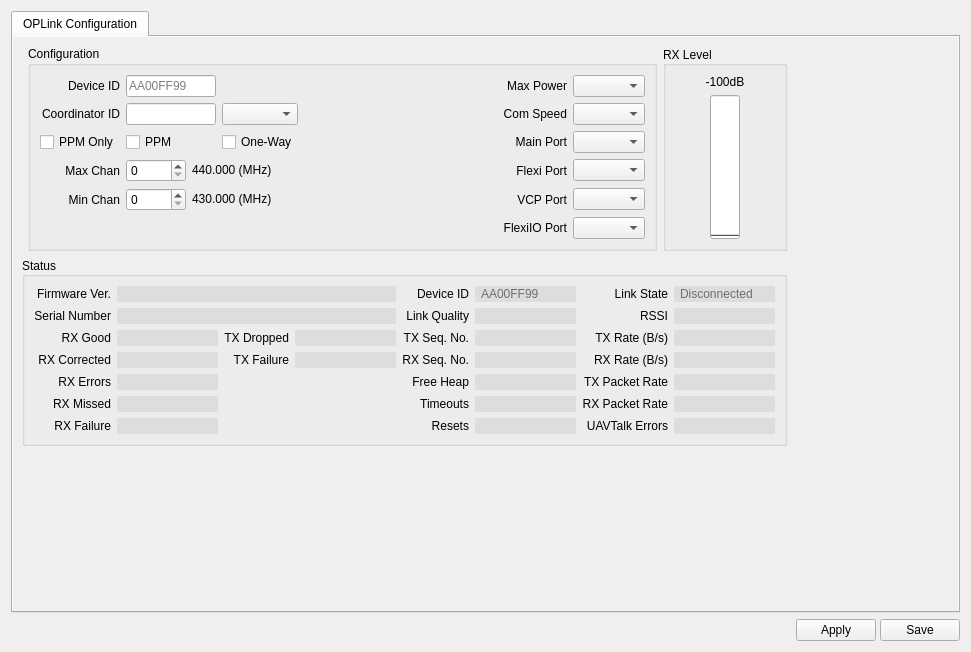
Above: ground/gcs/src/plugins/config/oplink.ui from librepilot/LibrePilot before the change. Below: the same form after it.
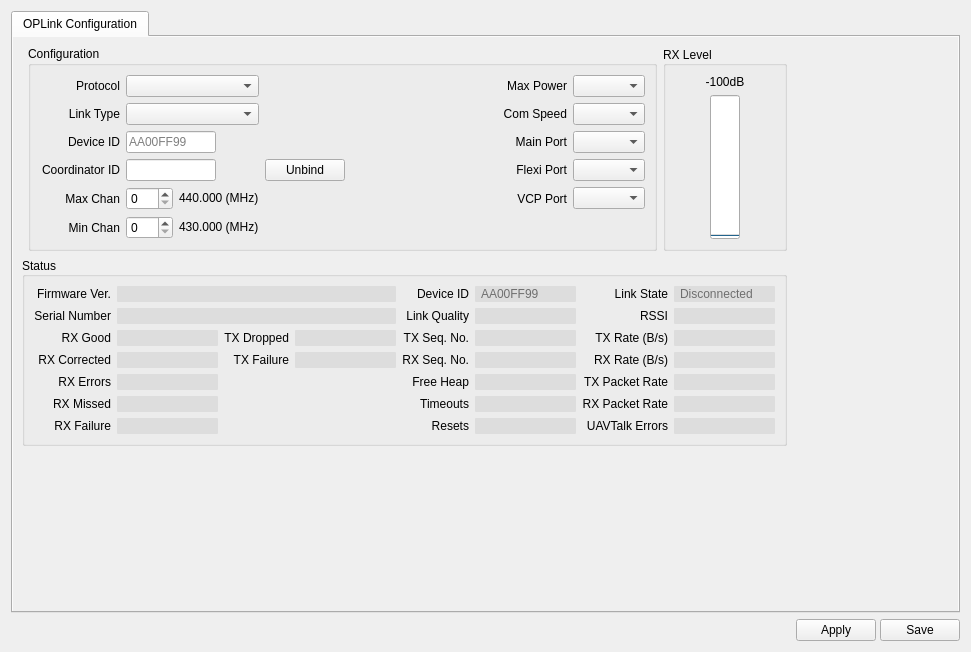
That is the form after the change. Icons and pictures are not drawn.

Commit message: LP-190: Addes support for OpenLRS receiver protocol to the OPLinkMini.  Also updates the OPLink configuration to better support OpenLRS.

The edit to the form file:
```diff
--- a/ground/gcs/src/plugins/config/oplink.ui
+++ b/ground/gcs/src/plugins/config/oplink.ui
@@ -49,8 +49,8 @@
            <rect>
             <x>0</x>
             <y>0</y>
-            <width>812</width>
-            <height>566</height>
+            <width>947</width>
+            <height>575</height>
            </rect>
           </property>
           <layout class="QGridLayout" name="gridLayout_5">
@@ -1295,6 +1295,313 @@
               <string>Configuration</string>
              </property>
              <layout class="QGridLayout" name="gridLayout_2">
+              <item row="1" column="1">
+               <widget class="QComboBox" name="LinkType">
+                <property name="maximumSize">
+                 <size>
+                  <width>16777215</width>
+                  <height>16777215</height>
+                 </size>
+                </property>
+                <property name="toolTip">
+                 <string>Configure what type of packets will be sent over the link</string>
+                </property>
+                <property name="layoutDirection">
+                 <enum>Qt::LeftToRight</enum>
+                </property>
+                <property name="modelColumn">
+                 <number>0</number>
+                </property>
+               </widget>
+              </item>
+              <item row="3" column="1">
+               <widget class="QLineEdit" name="CoordID">
+                <property name="sizePolicy">
+                 <sizepolicy hsizetype="Minimum" vsizetype="Fixed">
+                  <horstretch>0</horstretch>
+                  <verstretch>0</verstretch>
+                 </sizepolicy>
+                </property>
+                <property name="maximumSize">
+                 <size>
+                  <width>90</width>
+                  <height>16777215</height>
+                 </size>
+                </property>
+                <property name="font">
+                 <font>
+                  <weight>50</weight>
+                  <bold>false</bold>
+                 </font>
+                </property>
+                <property name="toolTip">
+                 <string>This is the coordinator ID we currently are bound to.
+To manually bind to a specific coordinator, just type
+or paste its device ID in this box and save.
+The device must be rebooted for the binding to take place.</string>
+                </property>
+                <property name="maxLength">
+                 <number>8</number>
+                </property>
+                <property name="cursorMoveStyle">
+                 <enum>Qt::LogicalMoveStyle</enum>
+                </property>
+                <property name="clearButtonEnabled">
+                 <bool>false</bool>
+                </property>
+               </widget>
+              </item>
+              <item row="3" column="0">
+               <widget class="QLabel" name="CoordIDLabel">
+                <property name="font">
+                 <font>
+                  <weight>50</weight>
+                  <bold>false</bold>
+                 </font>
+                </property>
+                <property name="layoutDirection">
+                 <enum>Qt::LeftToRight</enum>
+                </property>
+                <property name="text">
+                 <string>Coordinator ID</string>
+                </property>
+                <property name="alignment">
+                 <set>Qt::AlignRight|Qt::AlignTrailing|Qt::AlignVCenter</set>
+                </property>
+               </widget>
+              </item>
+              <item row="5" column="1">
+               <layout class="QHBoxLayout" name="horizontalLayout_3">
+                <item>
+                 <widget class="QSpinBox" name="MinimumChannel">
+                  <property name="sizePolicy">
+                   <sizepolicy hsizetype="Preferred" vsizetype="Fixed">
+                    <horstretch>0</horstretch>
+                    <verstretch>0</verstretch>
+                   </sizepolicy>
+                  </property>
+                  <property name="maximumSize">
+                   <size>
+                    <width>60</width>
+                    <height>16777215</height>
+                   </size>
+                  </property>
+                  <property name="font">
+                   <font>
+                    <weight>50</weight>
+                    <bold>false</bold>
+                   </font>
+                  </property>
+                  <property name="toolTip">
+                   <string>Channel 0 is 430 MHz, channel 250 is 440 MHz, and the channel spacing is 40 KHz.</string>
+                  </property>
+                  <property name="maximum">
+                   <number>250</number>
+                  </property>
+                 </widget>
+                </item>
+                <item>
+                 <widget class="QLabel" name="MinFreq">
+                  <property name="sizePolicy">
+                   <sizepolicy hsizetype="Preferred" vsizetype="Fixed">
+                    <horstretch>0</horstretch>
+                    <verstretch>0</verstretch>
+                   </sizepolicy>
+                  </property>
+                  <property name="maximumSize">
+                   <size>
+                    <width>16777215</width>
+                    <height>16777215</height>
+                   </size>
+                  </property>
+                  <property name="text">
+                   <string>430.000 (MHz)</string>
+                  </property>
+                 </widget>
+                </item>
+               </layout>
+              </item>
+              <item row="2" column="0">
+               <widget class="QLabel" name="CustomDeviceIDLabel">
+                <property name="font">
+                 <font>
+                  <weight>50</weight>
+                  <bold>false</bold>
+                 </font>
+                </property>
+                <property name="text">
+                 <string>Device ID</string>
+                </property>
+                <property name="alignment">
+                 <set>Qt::AlignRight|Qt::AlignTrailing|Qt::AlignVCenter</set>
+                </property>
+               </widget>
+              </item>
+              <item row="2" column="1">
+               <widget class="QLineEdit" name="CustomDeviceID">
+                <property name="sizePolicy">
+                 <sizepolicy hsizetype="Minimum" vsizetype="Fixed">
+                  <horstretch>0</horstretch>
+                  <verstretch>0</verstretch>
+                 </sizepolicy>
+                </property>
+                <property name="minimumSize">
+                 <size>
+                  <width>0</width>
+                  <height>0</height>
+                 </size>
+                </property>
+                <property name="maximumSize">
+                 <size>
+                  <width>90</width>
+                  <height>16777215</height>
+                 </size>
+                </property>
+                <property name="font">
+                 <font>
+                  <weight>50</weight>
+                  <bold>false</bold>
+                 </font>
+                </property>
+                <property name="focusPolicy">
+                 <enum>Qt::StrongFocus</enum>
+                </property>
+                <property name="toolTip">
+                 <string>Enter your custom ID for this device as a hexadecimal value,
+this allows device clones. Be sure only one device with this
+ID transmits at the same time!
+Leave blank to use autogenerated Device ID.</string>
+                </property>
+                <property name="maxLength">
+                 <number>8</number>
+                </property>
+                <property name="frame">
+                 <bool>true</bool>
+                </property>
+                <property name="alignment">
+                 <set>Qt::AlignLeading|Qt::AlignLeft|Qt::AlignVCenter</set>
+                </property>
+                <property name="readOnly">
+                 <bool>false</bool>
+                </property>
+                <property name="placeholderText">
+                 <string>AA00FF99</string>
+                </property>
+                <property name="cursorMoveStyle">
+                 <enum>Qt::LogicalMoveStyle</enum>
+                </property>
+                <property name="clearButtonEnabled">
+                 <bool>false</bool>
+                </property>
+               </widget>
+              </item>
+              <item row="5" column="0">
+               <widget class="QLabel" name="MinimumChannelLabel">
+                <property name="sizePolicy">
+                 <sizepolicy hsizetype="Preferred" vsizetype="Preferred">
+                  <horstretch>0</horstretch>
+                  <verstretch>0</verstretch>
+                 </sizepolicy>
+                </property>
+                <property name="minimumSize">
+                 <size>
+                  <width>80</width>
+                  <height>0</height>
+                 </size>
+                </property>
+                <property name="font">
+                 <font>
+                  <weight>50</weight>
+                  <bold>false</bold>
+                 </font>
+                </property>
+                <property name="text">
+                 <string>Min Chan</string>
+                </property>
+                <property name="alignment">
+                 <set>Qt::AlignRight|Qt::AlignTrailing|Qt::AlignVCenter</set>
+                </property>
+               </widget>
+              </item>
+              <item row="4" column="1">
+               <layout class="QHBoxLayout" name="horizontalLayout_2">
+                <item>
+                 <widget class="QSpinBox" name="MaximumChannel">
+                  <property name="sizePolicy">
+                   <sizepolicy hsizetype="Preferred" vsizetype="Fixed">
+                    <horstretch>0</horstretch>
+                    <verstretch>0</verstretch>
+                   </sizepolicy>
+                  </property>
+                  <property name="maximumSize">
+                   <size>
+                    <width>60</width>
+                    <height>16777215</height>
+                   </size>
+                  </property>
+                  <property name="font">
+                   <font>
+                    <weight>50</weight>
+                    <bold>false</bold>
+                   </font>
+                  </property>
+                  <property name="toolTip">
+                   <string>Channel 0 is 430 MHz, channel 250 is 440 MHz, and the channel spacing is 40 KHz.</string>
+                  </property>
+                  <property name="maximum">
+                   <number>250</number>
+                  </property>
+                 </widget>
+                </item>
+                <item>
+                 <widget class="QLabel" name="MaxFreq">
+                  <property name="sizePolicy">
+                   <sizepolicy hsizetype="Preferred" vsizetype="Fixed">
+                    <horstretch>0</horstretch>
+                    <verstretch>0</verstretch>
+                   </sizepolicy>
+                  </property>
+                  <property name="maximumSize">
+                   <size>
+                    <width>16777215</width>
+                    <height>16777215</height>
+                   </size>
+                  </property>
+                  <property name="text">
+                   <string>440.000 (MHz)</string>
+                  </property>
+                 </widget>
+                </item>
+               </layout>
+              </item>
+              <item row="4" column="0">
+               <widget class="QLabel" name="MaximumChannelLabel">
+                <property name="sizePolicy">
+                 <sizepolicy hsizetype="Preferred" vsizetype="Preferred">
+                  <horstretch>0</horstretch>
+                  <verstretch>0</verstretch>
+                 </sizepolicy>
+                </property>
+                <property name="minimumSize">
+                 <size>
+                  <width>80</width>
+                  <height>0</height>
+                 </size>
+                </property>
+                <property name="font">
+                 <font>
+                  <weight>50</weight>
+                  <bold>false</bold>
+                 </font>
+                </property>
+                <property name="text">
+                 <string>Max Chan</string>
+                </property>
+                <property name="alignment">
+                 <set>Qt::AlignRight|Qt::AlignTrailing|Qt::AlignVCenter</set>
+                </property>
+               </widget>
+              </item>
               <item row="1" column="7">
                <widget class="QComboBox" name="ComSpeed">
                 <property name="toolTip">
@@ -1302,22 +1609,6 @@
                 </property>
                </widget>
               </item>
-              <item row="18" column="6">
-               <widget class="QLabel" name="FlexiIOPortLabel">
-                <property name="font">
-                 <font>
-                  <weight>50</weight>
-                  <bold>false</bold>
-                 </font>
-                </property>
-                <property name="text">
-                 <string>FlexiIO Port</string>
-                </property>
-                <property name="alignment">
-                 <set>Qt::AlignRight|Qt::AlignTrailing|Qt::AlignVCenter</set>
-                </property>
-               </widget>
-              </item>
               <item row="2" column="7">
                <widget class="QComboBox" name="MainPort">
                 <property name="maximumSize">
@@ -1367,9 +1658,6 @@
                 </property>
                </widget>
               </item>
-              <item row="18" column="7">
-               <widget class="QComboBox" name="FlexiIOPort"/>
-              </item>
               <item row="0" column="6">
                <widget class="QLabel" name="MaxRFTxPowerLabel">
                 <property name="sizePolicy">
@@ -1408,235 +1696,6 @@
                 </property>
                </widget>
               </item>
-              <item row="2" column="0">
-               <widget class="QCheckBox" name="PPMOnly">
-                <property name="sizePolicy">
-                 <sizepolicy hsizetype="Preferred" vsizetype="Preferred">
-                  <horstretch>0</horstretch>
-                  <verstretch>0</verstretch>
-                 </sizepolicy>
-                </property>
-                <property name="font">
-                 <font>
-                  <weight>50</weight>
-                  <bold>false</bold>
-                 </font>
-                </property>
-                <property name="toolTip">
-                 <string>Only PPM packets will be transmitted and baudrate set to 9600bauds by default.</string>
-                </property>
-                <property name="text">
-                 <string>PPM Only</string>
-                </property>
-               </widget>
-              </item>
-              <item row="2" column="1">
-               <widget class="QCheckBox" name="PPM">
-                <property name="sizePolicy">
-                 <sizepolicy hsizetype="Preferred" vsizetype="Fixed">
-                  <horstretch>0</horstretch>
-                  <verstretch>0</verstretch>
-                 </sizepolicy>
-                </property>
-                <property name="font">
-                 <font>
-                  <weight>50</weight>
-                  <bold>false</bold>
-                 </font>
-                </property>
-                <property name="toolTip">
-                 <string>PPM packets will be received by this modem.
-Must be selected if Coordinator modem is configured for PPM.</string>
-                </property>
-                <property name="text">
-                 <string>PPM</string>
-                </property>
-               </widget>
-              </item>
-              <item row="1" column="0">
-               <widget class="QLabel" name="CoordIDLabel">
-                <property name="font">
-                 <font>
-                  <weight>50</weight>
-                  <bold>false</bold>
-                 </font>
-                </property>
-                <property name="layoutDirection">
-                 <enum>Qt::LeftToRight</enum>
-                </property>
-                <property name="text">
-                 <string>Coordinator ID</string>
-                </property>
-                <property name="alignment">
-                 <set>Qt::AlignRight|Qt::AlignTrailing|Qt::AlignVCenter</set>
-                </property>
-               </widget>
-              </item>
-              <item row="0" column="0">
-               <widget class="QLabel" name="customDeviceIDLabel">
-                <property name="font">
-                 <font>
-                  <weight>50</weight>
-                  <bold>false</bold>
-                 </font>
-                </property>
-                <property name="text">
-                 <string>Device ID</string>
-                </property>
-                <property name="alignment">
-                 <set>Qt::AlignRight|Qt::AlignTrailing|Qt::AlignVCenter</set>
-                </property>
-               </widget>
-              </item>
-              <item row="0" column="1">
-               <widget class="QLineEdit" name="CustomDeviceID">
-                <property name="sizePolicy">
-                 <sizepolicy hsizetype="Minimum" vsizetype="Fixed">
-                  <horstretch>0</horstretch>
-                  <verstretch>0</verstretch>
-                 </sizepolicy>
-                </property>
-                <property name="minimumSize">
-                 <size>
-                  <width>0</width>
-                  <height>0</height>
-                 </size>
-                </property>
-                <property name="maximumSize">
-                 <size>
-                  <width>90</width>
-                  <height>16777215</height>
-                 </size>
-                </property>
-                <property name="font">
-                 <font>
-                  <weight>50</weight>
-                  <bold>false</bold>
-                 </font>
-                </property>
-                <property name="toolTip">
-                 <string>Enter your custom ID for this device as a hexadecimal value,
-this allows device clones. Be sure only one device with this
-ID transmits at the same time!
-Leave blank to use autogenerated Device ID.</string>
-                </property>
-                <property name="maxLength">
-                 <number>8</number>
-                </property>
-                <property name="frame">
-                 <bool>true</bool>
-                </property>
-                <property name="alignment">
-                 <set>Qt::AlignLeading|Qt::AlignLeft|Qt::AlignVCenter</set>
-                </property>
-                <property name="readOnly">
-                 <bool>false</bool>
-                </property>
-                <property name="placeholderText">
-                 <string>AA00FF99</string>
-                </property>
-                <property name="cursorMoveStyle">
-                 <enum>Qt::LogicalMoveStyle</enum>
-                </property>
-                <property name="clearButtonEnabled">
-                 <bool>false</bool>
-                </property>
-               </widget>
-              </item>
-              <item row="1" column="1">
-               <widget class="QLineEdit" name="CoordID">
-                <property name="sizePolicy">
-                 <sizepolicy hsizetype="Minimum" vsizetype="Fixed">
-                  <horstretch>0</horstretch>
-                  <verstretch>0</verstretch>
-                 </sizepolicy>
-                </property>
-                <property name="maximumSize">
-                 <size>
-                  <width>90</width>
-                  <height>16777215</height>
-                 </size>
-                </property>
-                <property name="font">
-                 <font>
-                  <weight>50</weight>
-                  <bold>false</bold>
-                 </font>
-                </property>
-                <property name="toolTip">
-                 <string>This is the coordinator ID we currently are bound to.
-To manually bind to a specific coordinator, just type
-or paste its device ID in this box and save.
-The device must be rebooted for the binding to take place.</string>
-                </property>
-                <property name="maxLength">
-                 <number>8</number>
-                </property>
-                <property name="cursorMoveStyle">
-                 <enum>Qt::LogicalMoveStyle</enum>
-                </property>
-                <property name="clearButtonEnabled">
-                 <bool>false</bool>
-                </property>
-               </widget>
-              </item>
-              <item row="2" column="2">
-               <widget class="QCheckBox" name="OneWayLink">
-                <property name="sizePolicy">
-                 <sizepolicy hsizetype="Minimum" vsizetype="Fixed">
-                  <horstretch>0</horstretch>
-                  <verstretch>0</verstretch>
-                 </sizepolicy>
-                </property>
-                <property name="font">
-                 <font>
-                  <weight>50</weight>
-                  <bold>false</bold>
-                 </font>
-                </property>
-                <property name="acceptDrops">
-                 <bool>false</bool>
-                </property>
-                <property name="toolTip">
-                 <string>If selected, data will only be transmitted from the coordinator to the Rx modem.</string>
-                </property>
-                <property name="text">
-                 <string>One-Way</string>
-                </property>
-               </widget>
-              </item>
-              <item row="1" column="2">
-               <widget class="QComboBox" name="Protocol">
-                <property name="maximumSize">
-                 <size>
-                  <width>16777215</width>
-                  <height>16777215</height>
-                 </size>
-                </property>
-                <property name="toolTip">
-                 <string>Set the modem protocol</string>
-                </property>
-                <property name="layoutDirection">
-                 <enum>Qt::LeftToRight</enum>
-                </property>
-                <property name="modelColumn">
-                 <number>0</number>
-                </property>
-               </widget>
-              </item>
-              <item row="3" column="7">
-               <widget class="QComboBox" name="FlexiPort">
-                <property name="maximumSize">
-                 <size>
-                  <width>16777215</width>
-                  <height>16777215</height>
-                 </size>
-                </property>
-                <property name="toolTip">
-                 <string>Choose the function for the flexi port.</string>
-                </property>
-               </widget>
-              </item>
               <item row="3" column="6">
                <widget class="QLabel" name="FlexiPortLabel">
                 <property name="font">
@@ -1682,164 +1741,19 @@
                 </property>
                </widget>
               </item>
-              <item row="3" column="0">
-               <widget class="QLabel" name="MaximumChannelLabel">
-                <property name="sizePolicy">
-                 <sizepolicy hsizetype="Preferred" vsizetype="Preferred">
-                  <horstretch>0</horstretch>
-                  <verstretch>0</verstretch>
-                 </sizepolicy>
-                </property>
-                <property name="minimumSize">
+              <item row="3" column="7">
+               <widget class="QComboBox" name="FlexiPort">
+                <property name="maximumSize">
                  <size>
-                  <width>80</width>
-                  <height>0</height>
+                  <width>16777215</width>
+                  <height>16777215</height>
                  </size>
                 </property>
-                <property name="font">
-                 <font>
-                  <weight>50</weight>
-                  <bold>false</bold>
-                 </font>
+                <property name="toolTip">
+                 <string>Choose the function for the flexi port.</string>
                 </property>
-                <property name="text">
-                 <string>Max Chan</string>
-                </property>
-                <property name="alignment">
-                 <set>Qt::AlignRight|Qt::AlignTrailing|Qt::AlignVCenter</set>
-                </property>
                </widget>
               </item>
-              <item row="4" column="0">
-               <widget class="QLabel" name="MinimumChannelLabel">
-                <property name="sizePolicy">
-                 <sizepolicy hsizetype="Preferred" vsizetype="Preferred">
-                  <horstretch>0</horstretch>
-                  <verstretch>0</verstretch>
-                 </sizepolicy>
-                </property>
-                <property name="minimumSize">
-                 <size>
-                  <width>80</width>
-                  <height>0</height>
-                 </size>
-                </property>
-                <property name="font">
-                 <font>
-                  <weight>50</weight>
-                  <bold>false</bold>
-                 </font>
-                </property>
-                <property name="text">
-                 <string>Min Chan</string>
-                </property>
-                <property name="alignment">
-                 <set>Qt::AlignRight|Qt::AlignTrailing|Qt::AlignVCenter</set>
-                </property>
-               </widget>
-              </item>
-              <item row="4" column="1" colspan="2">
-               <layout class="QHBoxLayout" name="horizontalLayout_3">
-                <item>
-                 <widget class="QSpinBox" name="MinimumChannel">
-                  <property name="sizePolicy">
-                   <sizepolicy hsizetype="Preferred" vsizetype="Fixed">
-                    <horstretch>0</horstretch>
-                    <verstretch>0</verstretch>
-                   </sizepolicy>
-                  </property>
-                  <property name="maximumSize">
-                   <size>
-                    <width>60</width>
-                    <height>16777215</height>
-                   </size>
-                  </property>
-                  <property name="font">
-                   <font>
-                    <weight>50</weight>
-                    <bold>false</bold>
-                   </font>
-                  </property>
-                  <property name="toolTip">
-                   <string>Channel 0 is 430 MHz, channel 250 is 440 MHz, and the channel spacing is 40 KHz.</string>
-                  </property>
-                  <property name="maximum">
-                   <number>250</number>
-                  </property>
-                 </widget>
-                </item>
-                <item>
-                 <widget class="QLabel" name="MinFreq">
-                  <property name="sizePolicy">
-                   <sizepolicy hsizetype="Preferred" vsizetype="Fixed">
-                    <horstretch>0</horstretch>
-                    <verstretch>0</verstretch>
-                   </sizepolicy>
-                  </property>
-                  <property name="maximumSize">
-                   <size>
-                    <width>16777215</width>
-                    <height>16777215</height>
-                   </size>
-                  </property>
-                  <property name="text">
-                   <string>430.000 (MHz)</string>
-                  </property>
-                 </widget>
-                </item>
-               </layout>
-              </item>
-              <item row="3" column="1" colspan="2">
-               <layout class="QHBoxLayout" name="horizontalLayout_2">
-                <item>
-                 <widget class="QSpinBox" name="MaximumChannel">
-                  <property name="sizePolicy">
-                   <sizepolicy hsizetype="Preferred" vsizetype="Fixed">
-                    <horstretch>0</horstretch>
-                    <verstretch>0</verstretch>
-                   </sizepolicy>
-                  </property>
-                  <property name="maximumSize">
-                   <size>
-                    <width>60</width>
-                    <height>16777215</height>
-                   </size>
-                  </property>
-                  <property name="font">
-                   <font>
-                    <weight>50</weight>
-                    <bold>false</bold>
-                   </font>
-                  </property>
-                  <property name="toolTip">
-                   <string>Channel 0 is 430 MHz, channel 250 is 440 MHz, and the channel spacing is 40 KHz.</string>
-                  </property>
-                  <property name="maximum">
-                   <number>250</number>
-                  </property>
-                 </widget>
-                </item>
-                <item>
-                 <widget class="QLabel" name="MaxFreq">
-                  <property name="sizePolicy">
-                   <sizepolicy hsizetype="Preferred" vsizetype="Fixed">
-                    <horstretch>0</horstretch>
-                    <verstretch>0</verstretch>
-                   </sizepolicy>
-                  </property>
-                  <property name="maximumSize">
-                   <size>
-                    <width>16777215</width>
-                    <height>16777215</height>
-                   </size>
-                  </property>
-                  <property name="text">
-                   <string>440.000 (MHz)</string>
-                  </property>
-                 </widget>
-                </item>
-               </layout>
-              </item>
               <item row="1" column="5">
                <spacer name="horizontalSpacer_2">
                 <property name="orientation">
@@ -1853,6 +1767,67 @@
                 </property>
                </spacer>
               </item>
+              <item row="0" column="1">
+               <widget class="QComboBox" name="Protocol">
+                <property name="maximumSize">
+                 <size>
+                  <width>16777215</width>
+                  <height>16777215</height>
+                 </size>
+                </property>
+                <property name="toolTip">
+                 <string>Set the modem protocol</string>
+                </property>
+                <property name="layoutDirection">
+                 <enum>Qt::LeftToRight</enum>
+                </property>
+                <property name="modelColumn">
+                 <number>0</number>
+                </property>
+               </widget>
+              </item>
+              <item row="1" column="0">
+               <widget class="QLabel" name="LinkTypeLabel">
+                <property name="font">
+                 <font>
+                  <weight>50</weight>
+                  <bold>false</bold>
+                 </font>
+                </property>
+                <property name="text">
+                 <string>Link Type</string>
+                </property>
+                <property name="alignment">
+                 <set>Qt::AlignRight|Qt::AlignTrailing|Qt::AlignVCenter</set>
+                </property>
+               </widget>
+              </item>
+              <item row="0" column="0">
+               <widget class="QLabel" name="ProtocolLabel">
+                <property name="font">
+                 <font>
+                  <weight>50</weight>
+                  <bold>false</bold>
+                 </font>
+                </property>
+                <property name="text">
+                 <string>Protocol</string>
+                </property>
+                <property name="alignment">
+                 <set>Qt::AlignRight|Qt::AlignTrailing|Qt::AlignVCenter</set>
+                </property>
+               </widget>
+              </item>
+              <item row="3" column="2">
+               <widget class="QPushButton" name="UnbindButton">
+                <property name="toolTip">
+                 <string>Clear the binding/coordinator ID</string>
+                </property>
+                <property name="text">
+                 <string>Unbind</string>
+                </property>
+               </widget>
+              </item>
              </layout>
             </widget>
            </item>
```
Left out of the diff: 40 changed lines with no effect on the pictures. The commit also changes 12 other files.
